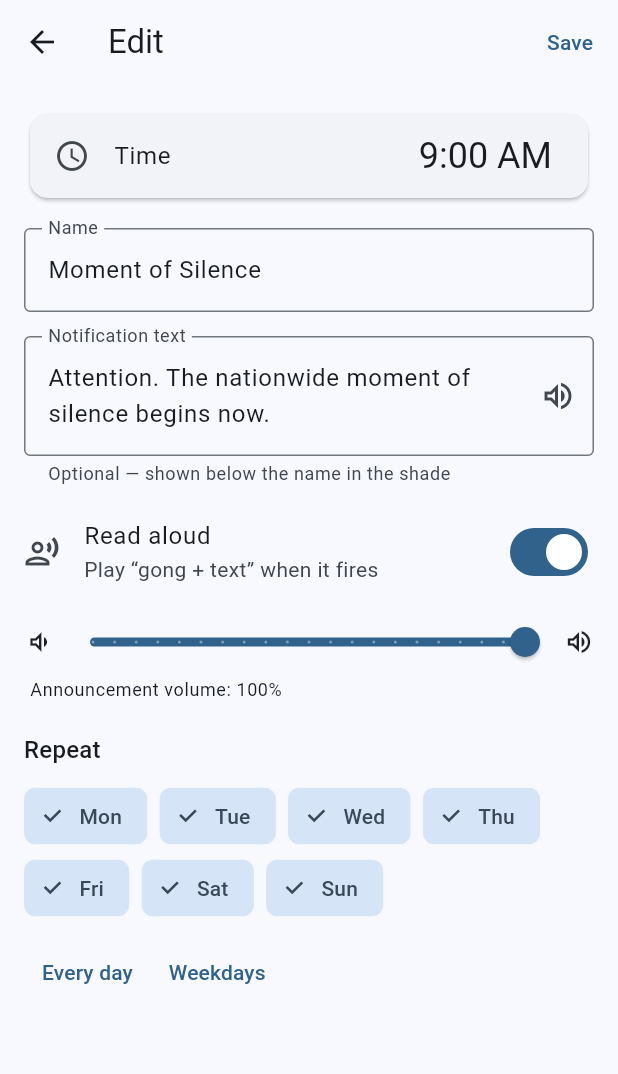
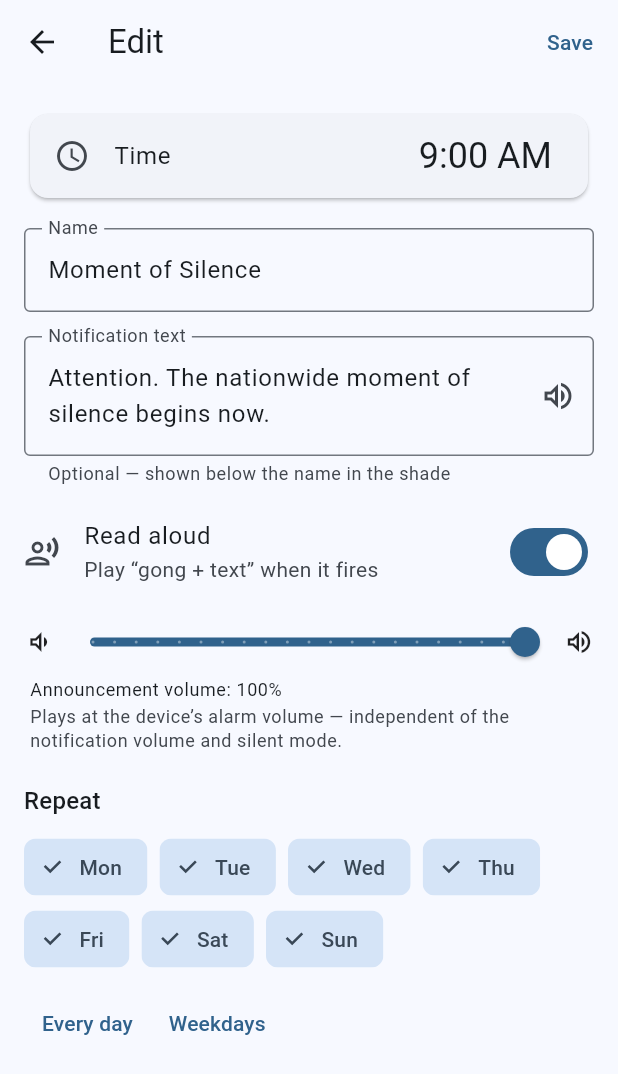
Before and after one commit to sovicUA/xSilent, a Flutter app: the screen it shows after launch, after a tap on an icon or button, on a phone screen of 412 x 824 dp. Shown: the top 1074 px of the screen. Run offline on Flutter 3.47's test engine with Material 3 defaults, Android fonts, the phone set to English and light mode, and no system bars; our stand-ins replace audioplayers, drift, drift_flutter, flutter_local_notifications, flutter_riverpod, flutter_timezone and 3 more; accounts and stored records are empty; generated files the repository leaves out were written again.

Commit message:
Звук хвилини мовчання — на потік будильника
Канали сповіщень тепер створюються з AudioAttributesUsage.alarm: звук
іде через потік будильника, не сповіщень. Не глушиться беззвучним
режимом, керується гучністю будильника — гучність хвилини мовчання
більше не залежить від тихо виставлених сповіщень у системі.

- notification_service: _audioUsage=alarm на всіх каналах (статичних,
  динамічних озвучення) та в AndroidNotificationDetails; id статичних
  каналів бампнуто (*_v3, mos_pre_v2, mos_end_v2), старі — у
  _legacyChannelIds (атрибути каналу незмінні після створення)
- announcement_service: _channelFormatVersion у хеші id → канали
  озвучення перестворюються з новим потоком
- reminders_repository: sweepLegacyChannels() вдруге після syncAll() —
  прибирає канал, що його плагін міг перестворити при переплануванні
  збережених сповіщень (напр. після MY_PACKAGE_REPLACED)
- edit_reminder_screen: прев'ю грає через AudioContext alarm/sonification
  — збігається з реальним сповіщенням; підпис під повзунком гучності

Перевірено на пристрої (Android 15): AudioTrack stream_type=4, usage=4
і для сповіщень, і для прев'ю; звучить при гучності сповіщень=0 +
беззвучному режимі.

Co-Authored-By: Claude Sonnet 5 <noreply@anthropic.com>

```diff
--- a/lib/data/reminders_repository.dart
+++ b/lib/data/reminders_repository.dart
@@ -83,6 +83,11 @@ class RemindersRepository {
     }
 
     await _notifications.syncAll(await _db.select(_db.reminders).get());
+
+    // Другий прохід: тепер, коли всі сповіщення зі старими id скасовано,
+    // остаточно прибрати застарілі канали, які плагін міг перестворити при
+    // переплануванні збережених сповіщень (напр. після оновлення пакета).
+    await _notifications.sweepLegacyChannels();
   }
 
   Future<Reminder> create({
--- a/lib/l10n/app_en.arb
+++ b/lib/l10n/app_en.arb
@@ -24,6 +24,7 @@
   "speakSwitchOnHint": "Play “gong + text” when it fires",
   "speakSwitchOffHint": "Add notification text to enable",
   "volumeLabel": "Announcement volume: {percent}%",
+  "volumeAlarmHint": "Plays at the device’s alarm volume — independent of the notification volume and silent mode.",
   "repeatTitle": "Repeat",
   "repeatEveryDay": "Every day",
   "repeatWeekdays": "Weekdays",
--- a/lib/l10n/app_localizations.dart
+++ b/lib/l10n/app_localizations.dart
@@ -222,6 +222,12 @@ abstract class L10n {
   /// In uk, this message translates to:
   /// **'Гучність озвучення: {percent}%'**
   String volumeLabel(int percent);
+
+  /// Підпис під повзунком гучності: канал використовує потік будильника
+  ///
+  /// In uk, this message translates to:
+  /// **'Звучить через гучність будильника пристрою — не залежить від гучності сповіщень і беззвучного режиму.'**
+  String get volumeAlarmHint;
 
   /// No description provided for @repeatTitle.
   ///
--- a/lib/l10n/app_localizations_en.dart
+++ b/lib/l10n/app_localizations_en.dart
@@ -75,6 +75,10 @@ class L10nEn extends L10n {
   String volumeLabel(int percent) {
     return 'Announcement volume: $percent%';
   }
+
+  @override
+  String get volumeAlarmHint =>
+      'Plays at the device’s alarm volume — independent of the notification volume and silent mode.';
 
   @override
   String get repeatTitle => 'Repeat';
--- a/lib/l10n/app_localizations_uk.dart
+++ b/lib/l10n/app_localizations_uk.dart
@@ -76,6 +76,10 @@ class L10nUk extends L10n {
   String volumeLabel(int percent) {
     return 'Гучність озвучення: $percent%';
   }
+
+  @override
+  String get volumeAlarmHint =>
+      'Звучить через гучність будильника пристрою — не залежить від гучності сповіщень і беззвучного режиму.';
 
   @override
   String get repeatTitle => 'Повторювати';
--- a/lib/l10n/app_uk.arb
+++ b/lib/l10n/app_uk.arb
@@ -29,6 +29,8 @@
   "speakSwitchOffHint": "Додайте текст сповіщення, щоб увімкнути",
   "volumeLabel": "Гучність озвучення: {percent}%",
   "@volumeLabel": { "placeholders": { "percent": { "type": "int" } } },
+  "volumeAlarmHint": "Звучить через гучність будильника пристрою — не залежить від гучності сповіщень і беззвучного режиму.",
+  "@volumeAlarmHint": { "description": "Підпис під повзунком гучності: канал використовує потік будильника" },
   "repeatTitle": "Повторювати",
   "repeatEveryDay": "Щодня",
   "repeatWeekdays": "По буднях",
--- a/lib/screens/edit_reminder_screen.dart
+++ b/lib/screens/edit_reminder_screen.dart
@@ -25,6 +25,16 @@ class _EditReminderScreenState extends ConsumerState<EditReminderScreen> {
   late final TextEditingController _titleController;
   late final TextEditingController _bodyController;
   final AudioPlayer _player = AudioPlayer();
+
+  /// Прев'ю має звучати як реальне сповіщення: через потік будильника —
+  /// незалежно від гучності медіа/сповіщень і в беззвучному режимі.
+  static final AudioContext _alarmAudioContext = AudioContext(
+    android: const AudioContextAndroid(
+      contentType: AndroidContentType.sonification,
+      usageType: AndroidUsageType.alarm,
+      audioFocus: AndroidAudioFocus.gainTransientMayDuck,
+    ),
+  );
 
   late TimeOfDay _time;
   late int _weekdayMask;
@@ -108,6 +118,7 @@ class _EditReminderScreenState extends ConsumerState<EditReminderScreen> {
         _showSnack(l10n.previewTooLong(result.duration.inSeconds));
       }
       await _player.stop();
+      await _player.setAudioContext(_alarmAudioContext);
       await _player.play(DeviceFileSource(result.localPath));
     } on AnnouncementException catch (e) {
       if (mounted) _showSnack(l10n.previewFailed(e.message));
@@ -252,9 +263,21 @@ class _EditReminderScreenState extends ConsumerState<EditReminderScreen> {
             ),
             Padding(
               padding: const EdgeInsets.only(left: 4, bottom: 4),
-              child: Text(
-                l10n.volumeLabel((_volume * 100).round()),
-                style: theme.textTheme.bodySmall,
+              child: Column(
+                crossAxisAlignment: CrossAxisAlignment.start,
+                children: [
+                  Text(
+                    l10n.volumeLabel((_volume * 100).round()),
+                    style: theme.textTheme.bodySmall,
+                  ),
+                  const SizedBox(height: 2),
+                  Text(
+                    l10n.volumeAlarmHint,
+                    style: theme.textTheme.bodySmall?.copyWith(
+                      color: theme.colorScheme.onSurfaceVariant,
+                    ),
+                  ),
+                ],
               ),
             ),
           ],
--- a/lib/services/announcement_service.dart
+++ b/lib/services/announcement_service.dart
@@ -62,11 +62,18 @@ class AnnouncementService {
   static const double _gongGain = 0.85;
   static const Duration maxLength = Duration(seconds: 30);
 
+  /// Версія формату каналу озвучення. Входить у хеш, тож її зміна дає новий
+  /// id каналу — потрібно, коли треба, щоб система перестворила канал
+  /// (його аудіоатрибути незмінні після створення). `2` — перехід звуку на
+  /// потік будильника ([AudioAttributesUsage.alarm]).
+  static const String _channelFormatVersion = '2';
+
   /// Детермінований хеш (FNV-1a 32-біт). `String.hashCode` у Dart
   /// рандомізується на кожен запуск ізоляту — тут це неприпустимо.
   String _hash(String text, double volume, Gong gong) {
     var h = 0x811c9dc5;
-    for (final code in '$text|${(volume * 100).round()}|${gong.key}'.codeUnits) {
+    final key = '$text|${(volume * 100).round()}|${gong.key}|$_channelFormatVersion';
+    for (final code in key.codeUnits) {
       h = (h ^ code) & 0xffffffff;
       h = (h * 0x01000193) & 0xffffffff;
     }
--- a/lib/services/notification_service.dart
+++ b/lib/services/notification_service.dart
@@ -19,6 +19,13 @@ import 'sound_store.dart';
 /// [AnnouncementService] синтезує аудіофайл «гонг + текст» і кладе його в
 /// MediaStore; канал `spoken_r{id}_{hash}` вказує на цей файл. Систе­ма
 /// відтворює звук каналу незалежно від фонових обмежень застосунку.
+///
+/// Усі канали створюються з [AudioAttributesUsage.alarm]: звук іде через потік
+/// будильника, а не сповіщень. Тому він не глушиться беззвучним режимом і
+/// керується повзунком гучності будильника, а не сповіщень — так гучність
+/// хвилини мовчання перестає залежати від того, як тихо стоять сповіщення в
+/// системі. Атрибути каналу незмінні після створення, тож зміна потоку
+/// вимагає нового id каналу — звідси суфікси версій нижче та [_legacyChannelIds].
 class NotificationService {
   NotificationService({
     required this.l10n,
@@ -35,18 +42,24 @@ class NotificationService {
   final SoundStore _sound;
 
   static const String _spokenGroupId = 'spoken_group';
-  static const String silenceChannelId = 'moment_of_silence_v2';
-  static const String customChannelId = 'custom_reminders_v2';
-  static const String mosPreChannelId = 'mos_pre';
-  static const String mosEndChannelId = 'mos_end';
+  static const String silenceChannelId = 'moment_of_silence_v3';
+  static const String customChannelId = 'custom_reminders_v3';
+  static const String mosPreChannelId = 'mos_pre_v2';
+  static const String mosEndChannelId = 'mos_end_v2';
 
-  /// Канали зі старих версій застосунку — видаляються в [init].
+  /// Канали зі старих версій застосунку — видаляє [sweepLegacyChannels].
+  /// `*_v2` / `mos_pre` / `mos_end` лишилися з потоку сповіщень; замінені на
+  /// однойменні канали з потоком будильника ([AudioAttributesUsage.alarm]).
   static const List<String> _legacyChannelIds = [
     'reminders',
     'spoken_reminders',
     'spoken_reminders_v2',
     'moment_of_silence',
     'custom_reminders',
+    'moment_of_silence_v2',
+    'custom_reminders_v2',
+    'mos_pre',
+    'mos_end',
   ];
 
   static const String _smallIcon = 'ic_stat_xsilent';
@@ -65,12 +78,17 @@ class NotificationService {
       _plugin.resolvePlatformSpecificImplementation<
           AndroidFlutterLocalNotificationsPlugin>();
 
+  /// Потік будильника для звуку каналу: незалежний від гучності сповіщень і
+  /// беззвучного режиму. Спільний для всіх каналів застосунку.
+  static const AudioAttributesUsage _audioUsage = AudioAttributesUsage.alarm;
+
   AndroidNotificationChannel get _silenceChannel => AndroidNotificationChannel(
         silenceChannelId,
         l10n.chanSilenceName,
         description: l10n.chanSilenceDesc,
         importance: Importance.max,
         sound: const RawResourceAndroidNotificationSound('main_gong'),
+        audioAttributesUsage: _audioUsage,
       );
 
   AndroidNotificationChannel get _customChannel => AndroidNotificationChannel(
@@ -79,6 +97,7 @@ class NotificationService {
         description: l10n.chanCustomDesc,
         importance: Importance.high,
         sound: const RawResourceAndroidNotificationSound('additional_gong'),
+        audioAttributesUsage: _audioUsage,
       );
 
   AndroidNotificationChannel get _mosPreChannel => AndroidNotificationChannel(
@@ -87,6 +106,7 @@ class NotificationService {
         description: l10n.chanPreDesc,
         importance: Importance.max,
         sound: const RawResourceAndroidNotificationSound('additional_gong'),
+        audioAttributesUsage: _audioUsage,
       );
 
   AndroidNotificationChannel get _mosEndChannel => AndroidNotificationChannel(
@@ -95,6 +115,7 @@ class NotificationService {
         description: l10n.chanEndDesc,
         importance: Importance.high,
         sound: const RawResourceAndroidNotificationSound('main_gong'),
+        audioAttributesUsage: _audioUsage,
       );
 
   /// Мінімальна ініціалізація, потрібна й у фоновому ізоляті (кнопка
@@ -134,9 +155,22 @@ class NotificationService {
       ]) {
         await android0.createNotificationChannel(ch);
       }
-      for (final id in _legacyChannelIds) {
-        await android0.deleteNotificationChannel(channelId: id);
-      }
+    }
+    await sweepLegacyChannels();
+  }
+
+  /// Видаляє канали зі старих версій ([_legacyChannelIds]).
+  ///
+  /// Викликається у [init], але також окремо після [syncAll] у `reconcile()`:
+  /// `flutter_local_notifications`, переплановуючи збережені сповіщення (напр.
+  /// після оновлення пакета — `MY_PACKAGE_REPLACED`), може перестворити старий
+  /// канал уже після того, як [init] його видалив. Другий прохід — коли всі
+  /// сповіщення зі старими id вже скасовано в [sync] — прибирає такий «привид».
+  Future<void> sweepLegacyChannels() async {
+    final android0 = _android;
+    if (android0 == null) return;
+    for (final id in _legacyChannelIds) {
+      await android0.deleteNotificationChannel(channelId: id);
     }
   }
 
@@ -209,6 +243,7 @@ class NotificationService {
               groupId: _spokenGroupId,
               importance: Importance.max,
               sound: UriAndroidNotificationSound(result.contentUri),
+              audioAttributesUsage: _audioUsage,
             ),
           );
           await _pruneSpoken(reminder.id, keepChannelId: channelId);
@@ -363,6 +398,7 @@ class NotificationService {
         importance: Importance.max,
         priority: Priority.max,
         category: AndroidNotificationCategory.reminder,
+        audioAttributesUsage: _audioUsage,
         actions: actions,
       ),
       iOS: const DarwinNotificationDetails(
```
